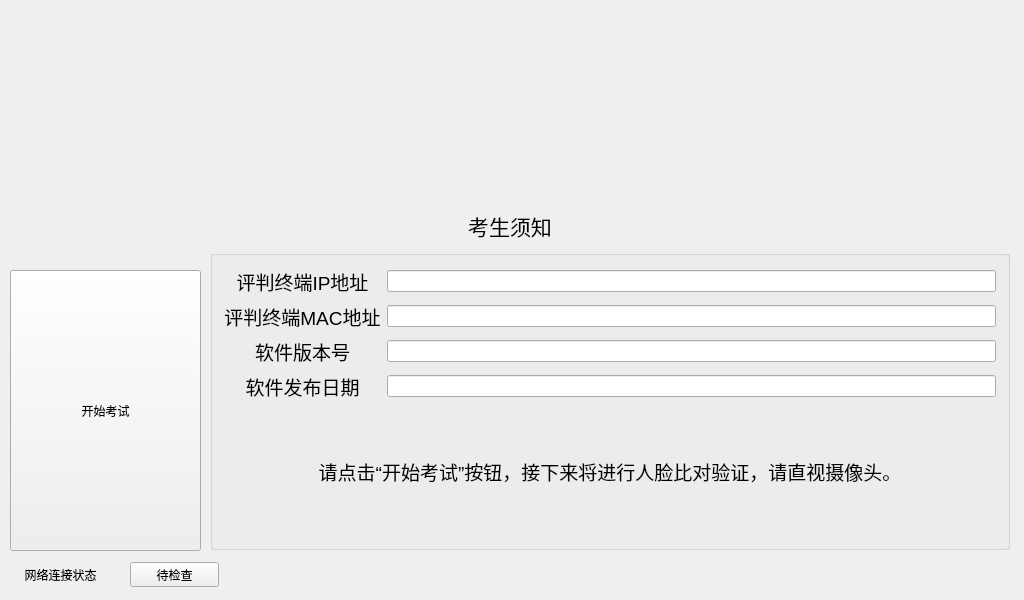
This is Blackbox/xuzhi.ui in hlm12348765/QT as Qt 5 draws it before an edit. The edited form follows.
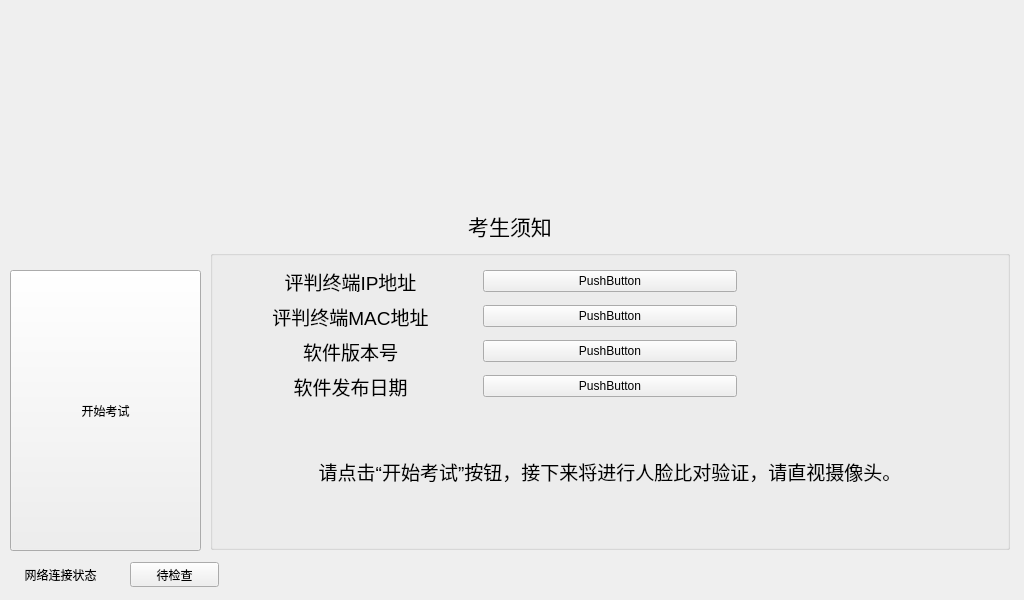
This is the edited form. Icons and pictures are not drawn.

```diff
--- a/Blackbox/xuzhi.ui
+++ b/Blackbox/xuzhi.ui
@@ -91,12 +91,6 @@
     </rect>
    </property>
    <layout class="QGridLayout" name="gridLayout">
-    <item row="2" column="1">
-     <widget class="QLineEdit" name="lineEdit3"/>
-    </item>
-    <item row="3" column="1">
-     <widget class="QLineEdit" name="lineEdit4"/>
-    </item>
     <item row="3" column="0">
      <widget class="QLabel" name="label_5">
       <property name="text">
@@ -104,6 +98,13 @@
       </property>
      </widget>
     </item>
+    <item row="2" column="0">
+     <widget class="QLabel" name="label_4">
+      <property name="text">
+       <string>&lt;html&gt;&lt;head/&gt;&lt;body&gt;&lt;p align=&quot;center&quot;&gt;&lt;span style=&quot; font-size:14pt;&quot;&gt;软件版本号&lt;/span&gt;&lt;/p&gt;&lt;/body&gt;&lt;/html&gt;</string>
+      </property>
+     </widget>
+    </item>
     <item row="1" column="0">
      <widget class="QLabel" name="label_3">
       <property name="text">
@@ -118,30 +119,41 @@
       </property>
      </widget>
     </item>
-    <item row="2" column="0">
-     <widget class="QLabel" name="label_4">
-      <property name="text">
-       <string>&lt;html&gt;&lt;head/&gt;&lt;body&gt;&lt;p align=&quot;center&quot;&gt;&lt;span style=&quot; font-size:14pt;&quot;&gt;软件版本号&lt;/span&gt;&lt;/p&gt;&lt;/body&gt;&lt;/html&gt;</string>
-      </property>
-     </widget>
-    </item>
-    <item row="1" column="1">
-     <widget class="QLineEdit" name="lineEdit2"/>
-    </item>
-    <item row="0" column="1">
-     <widget class="QLineEdit" name="lineEdit1">
-      <property name="text">
-       <string/>
-      </property>
-     </widget>
-    </item>
-    <item row="4" column="0" colspan="2">
+    <item row="4" column="0" colspan="3">
      <widget class="QLabel" name="label_6">
       <property name="text">
        <string>&lt;html&gt;&lt;head/&gt;&lt;body&gt;&lt;p align=&quot;center&quot;&gt;&lt;span style=&quot; font-size:14pt;&quot;&gt;请点击“开始考试”按钮，接下来将进行人脸比对验证，请直视摄像头。&lt;/span&gt;&lt;/p&gt;&lt;/body&gt;&lt;/html&gt;</string>
       </property>
      </widget>
     </item>
+    <item row="3" column="1">
+     <widget class="QPushButton" name="button6">
+      <property name="text">
+       <string>PushButton</string>
+      </property>
+     </widget>
+    </item>
+    <item row="2" column="1">
+     <widget class="QPushButton" name="button5">
+      <property name="text">
+       <string>PushButton</string>
+      </property>
+     </widget>
+    </item>
+    <item row="1" column="1">
+     <widget class="QPushButton" name="button4">
+      <property name="text">
+       <string>PushButton</string>
+      </property>
+     </widget>
+    </item>
+    <item row="0" column="1">
+     <widget class="QPushButton" name="button3">
+      <property name="text">
+       <string>PushButton</string>
+      </property>
+     </widget>
+    </item>
    </layout>
   </widget>
   <zorder>groupBox</zorder>
```
